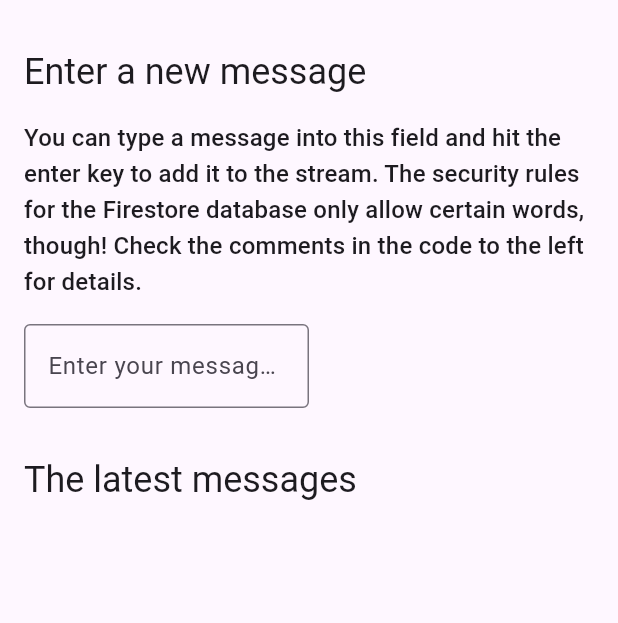
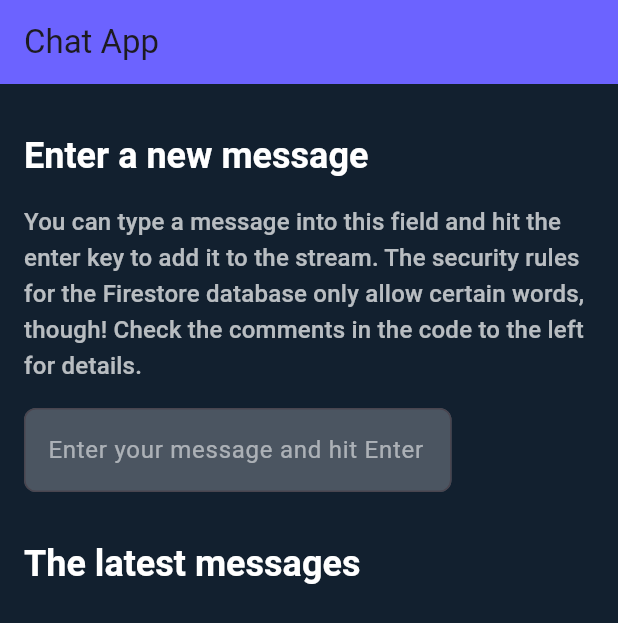
Before and after one commit to theadicoder/ChatKo, a Flutter app: the screen it shows after launch, on a phone screen of 412 x 824 dp. Shown: the top 623 px of the screen. Run offline on Flutter 3.47's test engine with Material 3 defaults, Android fonts, the phone set to English and light mode, and no system bars; our stand-ins replace cloud_firestore, firebase_auth, firebase_core; accounts and stored records are empty; network calls fail; statements that could not run were skipped.

Commit message:
Code Renew

```diff
--- a/lib/main.dart
+++ b/lib/main.dart
@@ -1,4 +1,3 @@
-// Based on https://dartpad.dev/?id=d57c6c898dabb8c6fb41018588b8cf73
 import 'package:cloud_firestore/cloud_firestore.dart';
 import 'package:firebase_auth/firebase_auth.dart';
 import 'package:firebase_core/firebase_core.dart';
@@ -7,59 +6,79 @@ import 'package:intl/intl.dart';
 import 'firebase_options.dart';
 
 const Color darkBlue = Color.fromARGB(255, 18, 32, 47);
+const Color primaryColor = Color(0xFF6C63FF);
+const int messageLimit = 30;
 
-const messageLimit = 30;
-
-void main() async {
-  try {
+Future<void> main() async {
   WidgetsFlutterBinding.ensureInitialized();
-  } catch (e, st) {
-    print(e);
-    print(st);
-  }
-
-  // The first step to using Firebase is to configure it so that our code can
-  // find the Firebase project on the servers. This is not a security risk, as
-  // explained here: https://stackoverflow.com/a/37484053
   await Firebase.initializeApp(
     options: DefaultFirebaseOptions.currentPlatform,
   );
-
-  // We sign the user in anonymously, meaning they get a user ID without having
-  // to provide credentials. While this doesn't allow us to identify the user,
-  // this would, for example, still allow us to associate data in the database
-  // with each user.
   await FirebaseAuth.instance.signInAnonymously();
-
-  runApp(MyApp());
+  runApp(const MyApp());
 }
 
 class MyApp extends StatelessWidget {
-  final DateFormat formatter = DateFormat('MM/dd HH:mm:SS');
-
-  MyApp({Key? key}) : super(key: key);
+  const MyApp({Key? key}) : super(key: key);
 
   @override
   Widget build(BuildContext context) {
     return MaterialApp(
-      home: Scaffold(
+      theme: ThemeData(
+        primaryColor: primaryColor,
+        scaffoldBackgroundColor: darkBlue,
+        textTheme: const TextTheme(
+          headlineSmall: TextStyle(
+            color: Colors.white,
+            fontSize: 24,
+            fontWeight: FontWeight.bold,
+          ),
+          titleMedium: TextStyle(
+            color: Colors.white70,
+            fontSize: 16,
+          ),
+        ),
+        inputDecorationTheme: InputDecorationTheme(
+          border: OutlineInputBorder(
+            borderRadius: BorderRadius.circular(8.0),
+          ),
+          hintStyle: const TextStyle(color: Colors.white54),
+          filled: true,
+          fillColor: Colors.white24,
+        ),
+        listTileTheme: const ListTileThemeData(
+          textColor: Colors.white,
+        ),
+      ),
+      home: const ChatScreen(),
+    );
+  }
+}
+
+class ChatScreen extends StatefulWidget {
+  const ChatScreen({Key? key}) : super(key: key);
+
+  @override
+  _ChatScreenState createState() => _ChatScreenState();
+}
+
+class _ChatScreenState extends State<ChatScreen> {
+  final DateFormat formatter = DateFormat('MM/dd HH:mm:ss');
+  final TextEditingController _messageController = TextEditingController();
+
+  @override
+  Widget build(BuildContext context) {
+    return Scaffold(
+      appBar: AppBar(
+        title: const Text('Chat App'),
+        backgroundColor: primaryColor,
+      ),
       body: Padding(
-          padding: const EdgeInsets.symmetric(horizontal: 16.0),
+        padding: const EdgeInsets.all(16.0),
         child: Column(
           crossAxisAlignment: CrossAxisAlignment.start,
           children: [
-              // The user can send a message to Firebase. What they can send is
-              // protected by server-side security rules, which in this case
-              // only allow chat messages that this regular expression:
-              //
-              //    ^((?i)hello|\\s|firebase|welcome|to|summit|the|this|
-              //    everyone|good|morning|afternoon|firestore|meetup|
-              //    devfest|virtual|online)+
-              //
-              // In a real project you'd probably expand that, for example by
-              // only allowing users that you explicitly approve to post
-              // messages.
-              const SizedBox(height: 32),
+            const SizedBox(height: 16),
             Text(
               'Enter a new message',
               style: Theme.of(context).textTheme.headlineSmall,
@@ -74,25 +93,18 @@ class MyApp extends StatelessWidget {
             ),
             const SizedBox(height: 16),
             FractionallySizedBox(
-                widthFactor: 0.5,
+              widthFactor: 0.75,
               child: TextField(
+                controller: _messageController,
                 decoration: const InputDecoration(
-                      border: OutlineInputBorder(),
-                      hintText: 'Enter your message and hit Enter'),
+                  hintText: 'Enter your message and hit Enter',
+                ),
                 onSubmitted: (String value) {
-                    FirebaseFirestore.instance.collection('chat').add(
-                      {
-                        'message': value,
-                        'timestamp': DateTime.now().millisecondsSinceEpoch
-                      },
-                    );
+                  _sendMessage(value);
+                  _messageController.clear();
                 },
               ),
             ),
-              // We use a stream builder to both read the initial data from the
-              // database and listen to updates to that data in realtime. The
-              // database we use is called Firestore, and we are asking the 10
-              // most recent messages.
             const SizedBox(height: 32),
             Text(
               'The latest messages',
@@ -108,7 +120,7 @@ class MyApp extends StatelessWidget {
                     .snapshots(),
                 builder: (context, snapshot) {
                   if (snapshot.hasError) {
-                      return Center(child: Text('$snapshot.error'));
+                    return Center(child: Text('Error: ${snapshot.error}'));
                   } else if (!snapshot.hasData) {
                     return const Center(
                       child: SizedBox(
@@ -119,19 +131,23 @@ class MyApp extends StatelessWidget {
                     );
                   }
 
-                    var docs = snapshot.data!.docs;
+                  final docs = snapshot.data!.docs;
 
                   return ListView.builder(
                     itemCount: docs.length,
                     itemBuilder: (context, i) {
-                        return ListTile(
+                      return Card(
+                        color: Colors.white24,
+                        margin: const EdgeInsets.symmetric(vertical: 8.0),
+                        child: ListTile(
                           leading: DefaultTextStyle.merge(
-                            style: const TextStyle(color: Colors.indigo),
+                            style: const TextStyle(color: Colors.white),
                             child: Text(formatter.format(
                                 DateTime.fromMillisecondsSinceEpoch(
-                                    docs[i]['timestamp']))),
+                                    docs[i]['timestamp'] as int))),
                           ),
                           title: Text('${docs[i]['message']}'),
+                        ),
                       );
                     },
                   );
@@ -141,7 +157,15 @@ class MyApp extends StatelessWidget {
           ],
         ),
       ),
-      ),
+    );
+  }
+
+  Future<void> _sendMessage(String message) async {
+    await FirebaseFirestore.instance.collection('chat').add(
+      {
+        'message': message,
+        'timestamp': DateTime.now().millisecondsSinceEpoch,
+      },
     );
   }
 }
```
Lines whose indentation alone changed are shown as unchanged.
